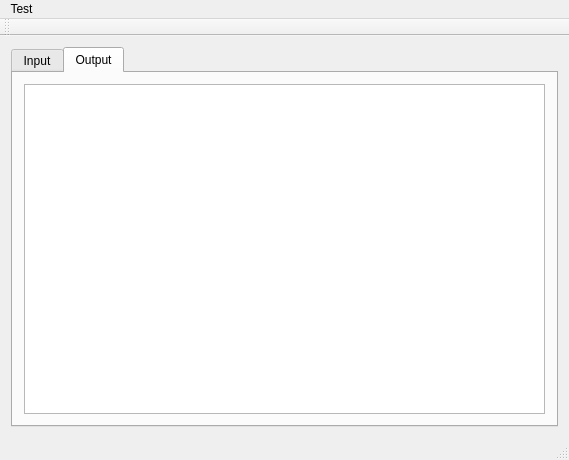
This is cmainwindow.ui in birkeh/qtStoryWriter as Qt 5 draws it before an edit. The edited form follows.
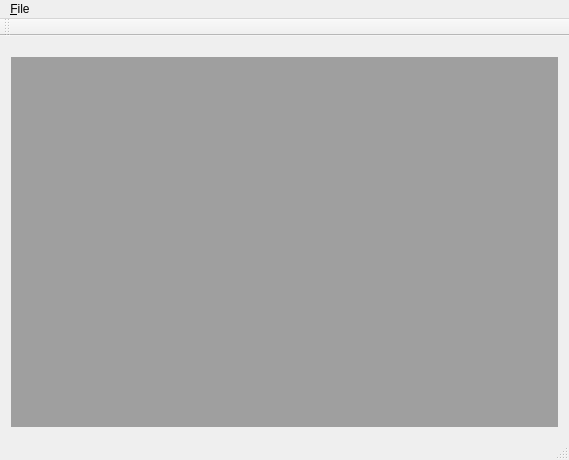
This is the edited form. Custom widgets are drawn as their Qt base class.

What changed in the file:
```diff
--- a/cmainwindow.ui
+++ b/cmainwindow.ui
@@ -14,33 +14,51 @@
    <string>cMainWindow</string>
   </property>
   <widget class="QWidget" name="centralWidget">
-   <layout class="QGridLayout" name="gridLayout_2">
-    <item row="0" column="0">
-     <widget class="QTabWidget" name="m_lpTabWidget">
-      <property name="currentIndex">
-       <number>1</number>
-      </property>
-      <widget class="QWidget" name="m_lpInputTab">
-       <attribute name="title">
-        <string>Input</string>
-       </attribute>
-       <layout class="QGridLayout" name="gridLayout">
-        <item row="0" column="0">
-         <widget class="cTextEdit" name="m_lpInput"/>
-        </item>
-       </layout>
-      </widget>
-      <widget class="QWidget" name="m_lpOutputTab">
-       <attribute name="title">
-        <string>Output</string>
-       </attribute>
-       <layout class="QGridLayout" name="gridLayout_3">
-        <item row="0" column="0">
-         <widget class="cTextEdit" name="m_lpOutput"/>
-        </item>
-       </layout>
-      </widget>
-     </widget>
+   <layout class="QGridLayout" name="gridLayout">
+    <item row="1" column="0">
+     <layout class="QVBoxLayout" name="verticalLayout" stretch="0,99999">
+      <item>
+       <widget class="QTabWidget" name="m_lpMainTab">
+        <property name="currentIndex">
+         <number>-1</number>
+        </property>
+        <property name="documentMode">
+         <bool>true</bool>
+        </property>
+        <property name="tabsClosable">
+         <bool>true</bool>
+        </property>
+        <property name="movable">
+         <bool>true</bool>
+        </property>
+       </widget>
+      </item>
+      <item>
+       <widget class="QMdiArea" name="m_lpMdiArea">
+        <property name="verticalScrollBarPolicy">
+         <enum>Qt::ScrollBarAsNeeded</enum>
+        </property>
+        <property name="horizontalScrollBarPolicy">
+         <enum>Qt::ScrollBarAsNeeded</enum>
+        </property>
+        <property name="viewMode">
+         <enum>QMdiArea::SubWindowView</enum>
+        </property>
+        <property name="documentMode">
+         <bool>true</bool>
+        </property>
+        <property name="tabsClosable">
+         <bool>true</bool>
+        </property>
+        <property name="tabsMovable">
+         <bool>true</bool>
+        </property>
+        <property name="tabPosition">
+         <enum>QTabWidget::South</enum>
+        </property>
+       </widget>
+      </item>
+     </layout>
     </item>
    </layout>
   </widget>
@@ -53,14 +71,14 @@
      <height>21</height>
     </rect>
    </property>
-   <widget class="QMenu" name="menuTest">
+   <widget class="QMenu" name="menu_File">
     <property name="title">
-     <string>Test</string>
+     <string>&amp;File</string>
     </property>
     <addaction name="actionTest1"/>
     <addaction name="actionSave"/>
    </widget>
-   <addaction name="menuTest"/>
+   <addaction name="menu_File"/>
   </widget>
   <widget class="QToolBar" name="mainToolBar">
    <attribute name="toolBarArea">
@@ -83,13 +101,6 @@
   </action>
  </widget>
  <layoutdefault spacing="6" margin="11"/>
- <customwidgets>
-  <customwidget>
-   <class>cTextEdit</class>
-   <extends>QTextEdit</extends>
-   <header>ctextedit.h</header>
-  </customwidget>
- </customwidgets>
  <resources/>
  <connections/>
 </ui>
```
Left out of the diff: 14 changed lines with no effect on the pictures.
